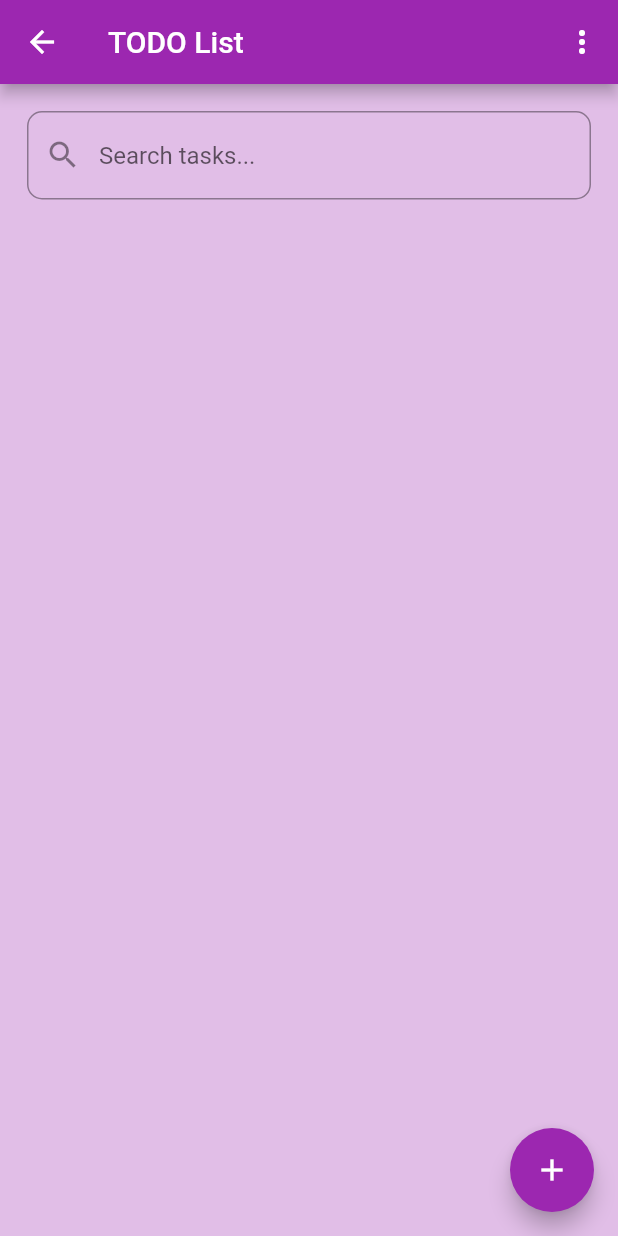
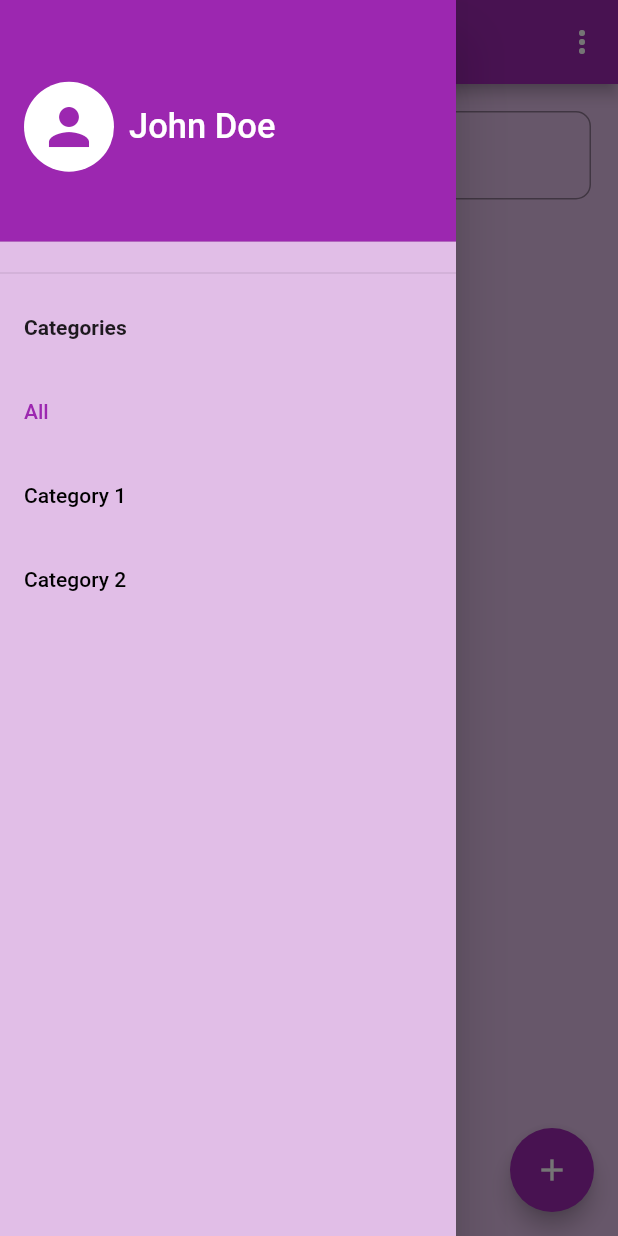
Before and after one commit to Swagnik02/todo, a Flutter app: the ToDoView screen opened by its route, with the side drawer open (before the commit the screen has no drawer), on a phone screen of 412 x 824 dp. Run offline on Flutter 3.47's test engine with Material 2 defaults, Android fonts, the light colour scheme and no system bars; our stand-ins replace cloud_firestore, firebase_auth, firebase_core, fluttertoast, google_fonts; accounts and stored records are empty.

Commit message:
added sidebar with categories

```diff
--- /dev/null
+++ b/lib/components/sidebar.dart
@@ -0,0 +1,86 @@
+import 'package:flutter/material.dart';
+import 'package:google_fonts/google_fonts.dart';
+
+class Sidebar extends StatelessWidget {
+  final String username;
+  final IconData profileIcon;
+  final List<String> categories;
+  final String selectedCategory;
+  final Function(String) onCategoryChanged;
+
+  const Sidebar({
+    Key? key,
+    required this.username,
+    required this.profileIcon,
+    required this.categories,
+    required this.selectedCategory,
+    required this.onCategoryChanged,
+  });
+
+  @override
+  Widget build(BuildContext context) {
+    return Theme(
+      data: ThemeData(
+        primaryColor: Colors.purple,
+        canvasColor: Colors.purple.shade100,
+      ),
+      child: Drawer(
+        child: ListView(
+          padding: EdgeInsets.zero,
+          children: [
+            DrawerHeader(
+              decoration: const BoxDecoration(
+                color: Colors.purple,
+              ),
+              child: Row(
+                children: [
+                  CircleAvatar(
+                    backgroundColor: Colors.white,
+                    radius: 30,
+                    child: Icon(
+                      profileIcon,
+                      size: 40,
+                      color: Colors.purple,
+                    ),
+                  ),
+                  const SizedBox(width: 10),
+                  Text(
+                    username,
+                    style: GoogleFonts.roboto(
+                      fontSize: 23,
+                      color: Colors.white,
+                    ),
+                  ),
+                ],
+              ),
+            ),
+            const SizedBox(height: 5),
+            const Divider(),
+            const ListTile(
+              title: Text(
+                'Categories',
+                style: TextStyle(
+                  fontWeight: FontWeight.bold,
+                ),
+              ),
+            ),
+            ...categories.map(
+              (category) => ListTile(
+                title: Text(
+                  category,
+                  style: TextStyle(
+                    // fontSize: 18,
+                    color: category == selectedCategory
+                        ? Colors.purple
+                        : Colors.black,
+                  ),
+                ),
+                onTap: () => onCategoryChanged(category),
+              ),
+            ),
+          ],
+        ),
+      ),
+    );
+  }
+}
--- a/lib/views/toDo_view.dart
+++ b/lib/views/toDo_view.dart
@@ -1,5 +1,3 @@
-// ignore_for_file: file_names, avoid_unnecessary_containers, use_build_context_synchronously
-
 import 'package:cloud_firestore/cloud_firestore.dart';
 import 'package:firebase_auth/firebase_auth.dart';
 import 'package:flutter/material.dart';
@@ -10,6 +8,7 @@ import 'package:todo/views/addTask_view.dart';
 import 'package:todo/views/showTask_view.dart';
 
 import '../utilities/logout_dialogue.dart.dart';
+import '../components/sidebar.dart';
 
 enum MenuAction { logout }
 
@@ -89,6 +88,15 @@ class _ToDoViewState extends State<ToDoView> {
             },
           )
         ],
+      ),
+      drawer: Sidebar(
+        username: 'John Doe',
+        profileIcon: Icons.person,
+        categories: ['All', 'Category 1', 'Category 2'],
+        selectedCategory: 'All',
+        onCategoryChanged: (category) {
+          // Handle category change
+        },
       ),
       body: Container(
         padding: const EdgeInsets.all(10),
```
